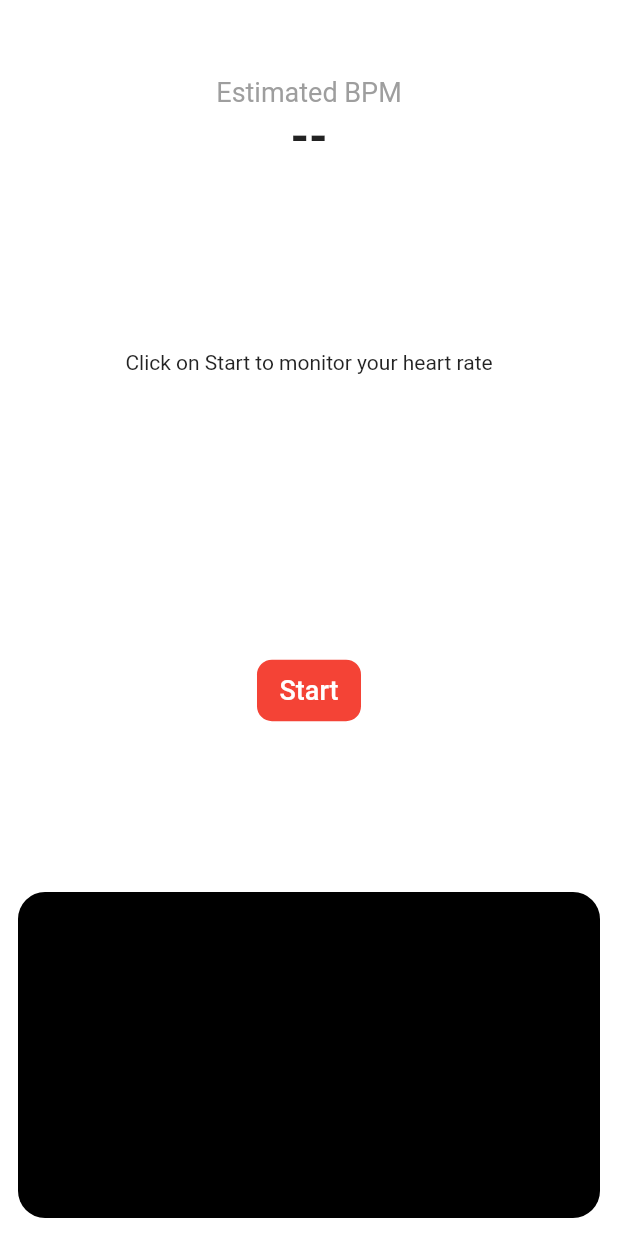
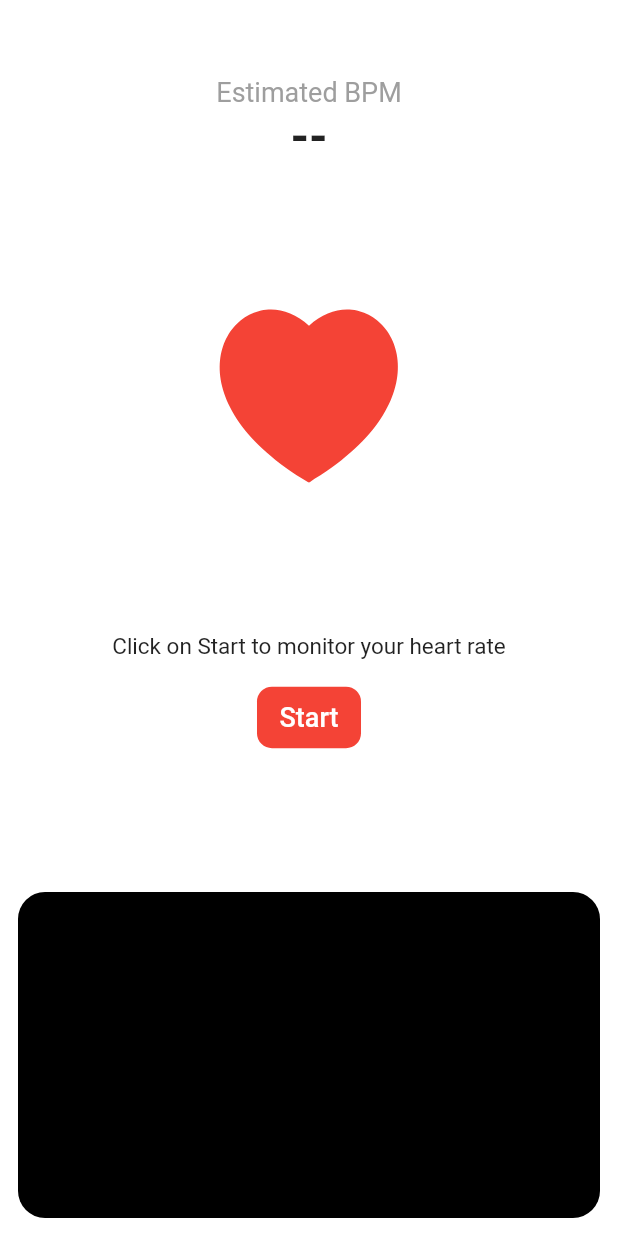
Before and after one commit to Bhumil73/heart_rate_monitor, a Flutter app: the screen it shows after launch, on a phone screen of 412 x 824 dp. Run offline on Flutter 3.47's test engine with Material 2 defaults, Android fonts, the phone set to English and light mode, and no system bars; our stand-ins replace camera, charts_flutter, wakelock.

Commit message:
added 30 sec timer and all time heart shape

```diff
--- a/lib/homePage.dart
+++ b/lib/homePage.dart
@@ -1,5 +1,4 @@
 import 'dart:async';
-
 import 'package:camera/camera.dart';
 import 'package:flutter/material.dart';
 import 'package:wakelock/wakelock.dart';
@@ -89,8 +88,17 @@ class HomePageView extends State<HomePage> with SingleTickerProviderStateMixin {
               flex: 2,
               child: Center(
                 child: !toggled
-                    ? Container(
-                        child: Text("Click on Start to monitor your heart rate"),
+                    ? AspectRatio(
+                        aspectRatio: 0.9,
+                        child: Transform.scale(
+                          scale: !toggled ? _iconScale : 0,
+                          child: ClipPath(
+                            clipper: HeartClipper(),
+                            child: Container(
+                              color: Colors.red,
+                            ),
+                          ),
+                        ),
                       )
                     : AspectRatio(
                         aspectRatio: 0.9,
@@ -111,26 +119,37 @@ class HomePageView extends State<HomePage> with SingleTickerProviderStateMixin {
               flex: 2,
               child: Column(
                 children: [
-                  if (toggled)
                   Text(
-                        "Cover both the camera and the flash with your finger",style: TextStyle(fontSize: 15),),
-                  SizedBox(height: 10,),
+                    toggled
+                        ? "Cover both the camera and the flash with your finger\nHold for 30 Seconds"
+                        : "Click on Start to monitor your heart rate",
+                    textAlign: TextAlign.center,
+                    style: TextStyle(fontSize: 15),
+                  ),
+                  SizedBox(
+                    height: 10,
+                  ),
                   Row(
                     mainAxisAlignment: MainAxisAlignment.center,
                     mainAxisSize: MainAxisSize.min,
                     children: [
+                      if (!toggled)
                         TextButton(
                           onPressed: () {
-                          if (toggled) {
-                            unToggle();
-                          } else {
                             toggle();
-                          }
+                            Future.delayed(Duration(seconds: 30))
+                                .then((value) => unToggle());
                           },
                           child: Container(
                             padding: EdgeInsets.fromLTRB(15, 10, 15, 10),
-                          decoration: BoxDecoration(color: Colors.red,borderRadius: BorderRadius.circular(10)),
-                          child: Text(toggled ? 'Stop' : 'Start',style: TextStyle(fontSize: 18,color: Colors.white),),
+                            decoration: BoxDecoration(
+                                color: Colors.red,
+                                borderRadius: BorderRadius.circular(10)),
+                            child: Text(
+                              'Start',
+                              style:
+                                  TextStyle(fontSize: 18, color: Colors.white),
+                            ),
                           ),
                         ),
                     ],
@@ -224,7 +243,9 @@ class HomePageView extends State<HomePage> with SingleTickerProviderStateMixin {
 
   void _scanImage(CameraImage image) {
     _now = DateTime.now();
-    _avg = image.planes.first.bytes.reduce((value, element) => value + element) / image.planes.first.bytes.length;
+    _avg =
+        image.planes.first.bytes.reduce((value, element) => value + element) /
+            image.planes.first.bytes.length;
     if (_data.length >= _windowLen) {
       _data.removeAt(0);
     }
@@ -233,12 +254,15 @@ class HomePageView extends State<HomePage> with SingleTickerProviderStateMixin {
     });
 
     // Check if there's a sudden drop in avg, (in under .5 sec)
-    // it means finger removed from cam; then untoggle
+    // it means finger removed from cam; then unToggle
     int consideringSamplesCount = _fs ~/ 2;
     if (_data.length > consideringSamplesCount) {
-      var slope = (_avg - _data.elementAt(_data.length - consideringSamplesCount).value) / consideringSamplesCount;
+      var slope = (_avg -
+              _data.elementAt(_data.length - consideringSamplesCount).value) /
+          consideringSamplesCount;
       if (slope > 3) {
-        ScaffoldMessenger.of(context).showSnackBar(SnackBar(content: Text("Finger moved away from camera!")));
+        ScaffoldMessenger.of(context).showSnackBar(
+            SnackBar(content: Text("Finger moved away from camera!")));
         unToggle();
       }
     }
--- a/lib/main.dart
+++ b/lib/main.dart
@@ -9,7 +9,7 @@ class MyApp extends StatelessWidget {
   @override
   Widget build(BuildContext context) {
     return MaterialApp(
-      title: 'PPG',
+      title: 'Heart Rate Monitor',
       theme: ThemeData(
         brightness: Brightness.light,
       ),
```
Lines whose indentation alone changed are shown as unchanged.
